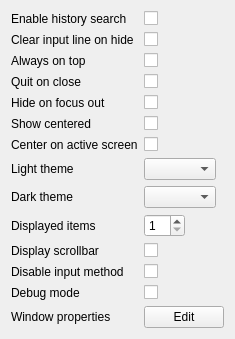
Old version of the form src/configwidget.ui in the repository albertlauncher/albert-plugin-widgetsboxmodel.
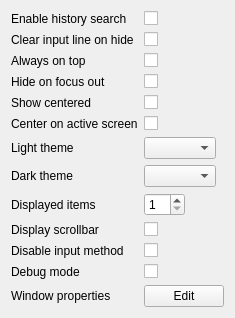
New version of the form.

Commit message: feat: Drop "quit on close" option

Patch:
```diff
--- a/src/configwidget.ui
+++ b/src/configwidget.ui
@@ -88,35 +88,6 @@
     </widget>
    </item>
    <item row="3" column="0">
-    <widget class="QLabel" name="label_quit_on_close">
-     <property name="sizePolicy">
-      <sizepolicy hsizetype="Minimum" vsizetype="Preferred">
-       <horstretch>0</horstretch>
-       <verstretch>0</verstretch>
-      </sizepolicy>
-     </property>
-     <property name="text">
-      <string>Quit on close</string>
-     </property>
-     <property name="buddy">
-      <cstring>checkBox_quit_on_close</cstring>
-     </property>
-    </widget>
-   </item>
-   <item row="3" column="1">
-    <widget class="QCheckBox" name="checkBox_quit_on_close">
-     <property name="sizePolicy">
-      <sizepolicy hsizetype="Fixed" vsizetype="Fixed">
-       <horstretch>0</horstretch>
-       <verstretch>0</verstretch>
-      </sizepolicy>
-     </property>
-     <property name="toolTip">
-      <string notr="true">Quit the application when closing Albert. Default behavior is to hide the window.</string>
-     </property>
-    </widget>
-   </item>
-   <item row="4" column="0">
     <widget class="QLabel" name="label_hideOnFocusOut">
      <property name="text">
       <string>Hide on focus out</string>
@@ -126,7 +97,7 @@
      </property>
     </widget>
    </item>
-   <item row="4" column="1">
+   <item row="3" column="1">
     <widget class="QCheckBox" name="checkBox_hideOnFocusOut">
      <property name="sizePolicy">
       <sizepolicy hsizetype="Fixed" vsizetype="Fixed">
@@ -139,7 +110,7 @@
      </property>
     </widget>
    </item>
-   <item row="5" column="0">
+   <item row="4" column="0">
     <widget class="QLabel" name="label_center">
      <property name="sizePolicy">
       <sizepolicy hsizetype="Minimum" vsizetype="Preferred">
@@ -155,7 +126,7 @@
      </property>
     </widget>
    </item>
-   <item row="5" column="1">
+   <item row="4" column="1">
     <widget class="QCheckBox" name="checkBox_center">
      <property name="sizePolicy">
       <sizepolicy hsizetype="Fixed" vsizetype="Fixed">
@@ -168,7 +139,7 @@
      </property>
     </widget>
    </item>
-   <item row="6" column="0">
+   <item row="5" column="0">
     <widget class="QLabel" name="label_followCursor">
      <property name="text">
       <string>Center on active screen</string>
@@ -178,7 +149,7 @@
      </property>
     </widget>
    </item>
-   <item row="6" column="1">
+   <item row="5" column="1">
     <widget class="QCheckBox" name="checkBox_followCursor">
      <property name="sizePolicy">
       <sizepolicy hsizetype="Fixed" vsizetype="Fixed">
@@ -194,7 +165,7 @@
      </property>
     </widget>
    </item>
-   <item row="7" column="0">
+   <item row="6" column="0">
     <widget class="QLabel" name="label_theme_light">
      <property name="sizePolicy">
       <sizepolicy hsizetype="Minimum" vsizetype="Preferred">
@@ -210,7 +181,7 @@
      </property>
     </widget>
    </item>
-   <item row="7" column="1">
+   <item row="6" column="1">
     <widget class="QComboBox" name="comboBox_theme_light">
      <property name="sizePolicy">
       <sizepolicy hsizetype="Fixed" vsizetype="Fixed">
@@ -223,7 +194,7 @@
      </property>
     </widget>
    </item>
-   <item row="8" column="0">
+   <item row="7" column="0">
     <widget class="QLabel" name="label_theme_dark">
      <property name="text">
       <string>Dark theme</string>
@@ -233,7 +204,7 @@
      </property>
     </widget>
    </item>
-   <item row="8" column="1">
+   <item row="7" column="1">
     <widget class="QComboBox" name="comboBox_theme_dark">
      <property name="sizePolicy">
       <sizepolicy hsizetype="Fixed" vsizetype="Fixed">
@@ -246,7 +217,7 @@
      </property>
     </widget>
    </item>
-   <item row="9" column="0">
+   <item row="8" column="0">
     <widget class="QLabel" name="label_results">
      <property name="sizePolicy">
       <sizepolicy hsizetype="Minimum" vsizetype="Preferred">
@@ -262,7 +233,7 @@
      </property>
     </widget>
    </item>
-   <item row="9" column="1">
+   <item row="8" column="1">
     <widget class="QSpinBox" name="spinBox_results">
      <property name="sizePolicy">
       <sizepolicy hsizetype="Fixed" vsizetype="Fixed">
@@ -281,7 +252,7 @@
      </property>
     </widget>
    </item>
-   <item row="10" column="0">
+   <item row="9" column="0">
     <widget class="QLabel" name="label_scrollbar">
      <property name="sizePolicy">
       <sizepolicy hsizetype="Minimum" vsizetype="Preferred">
@@ -297,7 +268,7 @@
      </property>
     </widget>
    </item>
-   <item row="10" column="1">
+   <item row="9" column="1">
     <widget class="QCheckBox" name="checkBox_scrollbar">
      <property name="sizePolicy">
       <sizepolicy hsizetype="Fixed" vsizetype="Fixed">
@@ -310,7 +281,7 @@
      </property>
     </widget>
    </item>
-   <item row="11" column="0">
+   <item row="10" column="0">
     <widget class="QLabel" name="label_input_method">
      <property name="text">
       <string>Disable input method</string>
@@ -320,7 +291,7 @@
      </property>
     </widget>
    </item>
-   <item row="11" column="1">
+   <item row="10" column="1">
     <widget class="QCheckBox" name="checkBox_input_method">
      <property name="sizePolicy">
       <sizepolicy hsizetype="Fixed" vsizetype="Fixed">
@@ -330,7 +301,7 @@
      </property>
     </widget>
    </item>
-   <item row="12" column="0">
+   <item row="11" column="0">
     <widget class="QLabel" name="label_debug">
      <property name="text">
       <string>Debug mode</string>
@@ -340,7 +311,7 @@
      </property>
     </widget>
    </item>
-   <item row="12" column="1">
+   <item row="11" column="1">
     <widget class="QCheckBox" name="checkBox_debug">
      <property name="sizePolicy">
       <sizepolicy hsizetype="Fixed" vsizetype="Fixed">
@@ -353,7 +324,7 @@
      </property>
     </widget>
    </item>
-   <item row="13" column="0">
+   <item row="12" column="0">
     <widget class="QLabel" name="label_winprop">
      <property name="text">
       <string>Window properties</string>
@@ -363,7 +334,7 @@
      </property>
     </widget>
    </item>
-   <item row="13" column="1">
+   <item row="12" column="1">
     <widget class="QPushButton" name="pushButton_winprop">
      <property name="sizePolicy">
       <sizepolicy hsizetype="Fixed" vsizetype="Fixed">
```
Left out of the diff: 1 changed line with no effect on the pictures. The commit also changes 5 other files.
